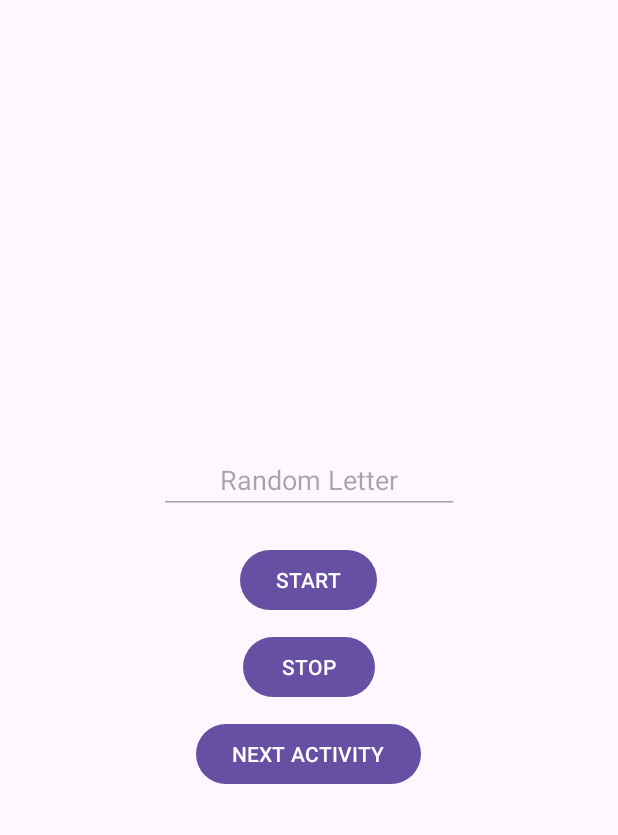
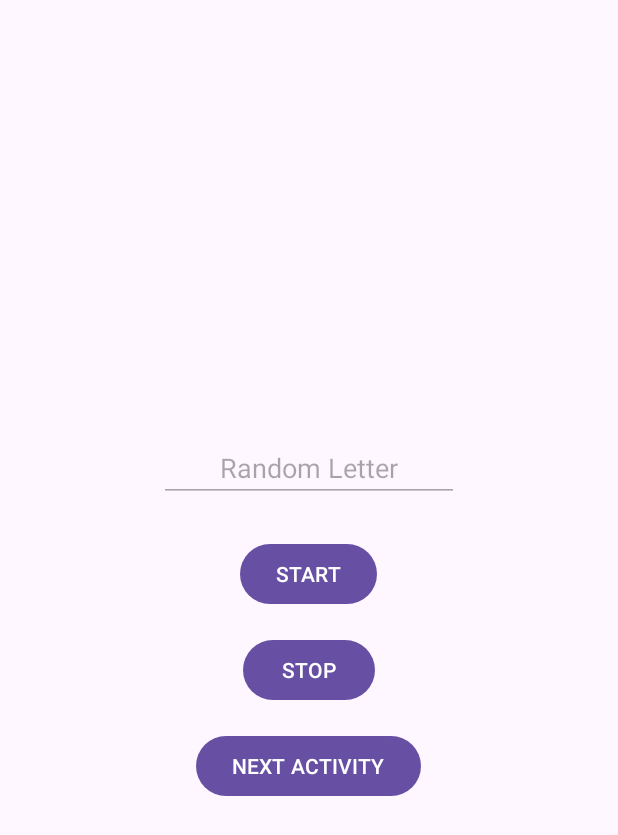
Before and after one commit to Kamilakadze/AS_lab8, an Android app: the layout activity_main.xml on its own in the app's theme, with its tools: preview values and no code run, on a phone screen of 412 x 824 dp. Shown: the top 835 px of the screen. Run offline under Robolectric (Android 15) with nearby library versions, the phone set to English and light mode, and no system bars.

Commit message:
Add UI for BackgroundService

```diff
--- a/app/src/main/res/layout/activity_main.xml
+++ b/app/src/main/res/layout/activity_main.xml
@@ -2,9 +2,9 @@
 <LinearLayout xmlns:android="http://schemas.android.com/apk/res/android"
     android:orientation="vertical"
     android:gravity="center"
+    android:padding="24dp"
     android:layout_width="match_parent"
-    android:layout_height="match_parent"
-    android:padding="24dp">
+    android:layout_height="match_parent">
 
     <EditText
         android:id="@+id/editText_randomChar"
@@ -12,27 +12,28 @@
         android:layout_height="wrap_content"
         android:hint="Random Letter"
         android:gravity="center"
-        android:enabled="false"/>
+        android:enabled="false"
+        android:textSize="18sp"
+        android:textColor="#000000" />
 
     <Button
         android:id="@+id/button_start"
+        android:layout_width="wrap_content"
+        android:layout_height="wrap_content"
         android:text="START"
-        android:layout_marginTop="20dp"
-        android:layout_width="wrap_content"
-        android:layout_height="wrap_content"/>
+        android:layout_marginTop="24dp" />
 
     <Button
         android:id="@+id/button_stop"
+        android:layout_width="wrap_content"
+        android:layout_height="wrap_content"
         android:text="STOP"
-        android:layout_marginTop="10dp"
-        android:layout_width="wrap_content"
-        android:layout_height="wrap_content"/>
+        android:layout_marginTop="16dp" />
 
     <Button
         android:id="@+id/button_next"
+        android:layout_width="wrap_content"
+        android:layout_height="wrap_content"
         android:text="NEXT ACTIVITY"
-        android:layout_marginTop="10dp"
-        android:layout_width="wrap_content"
-        android:layout_height="wrap_content"/>
-
+        android:layout_marginTop="16dp" />
 </LinearLayout>
```
